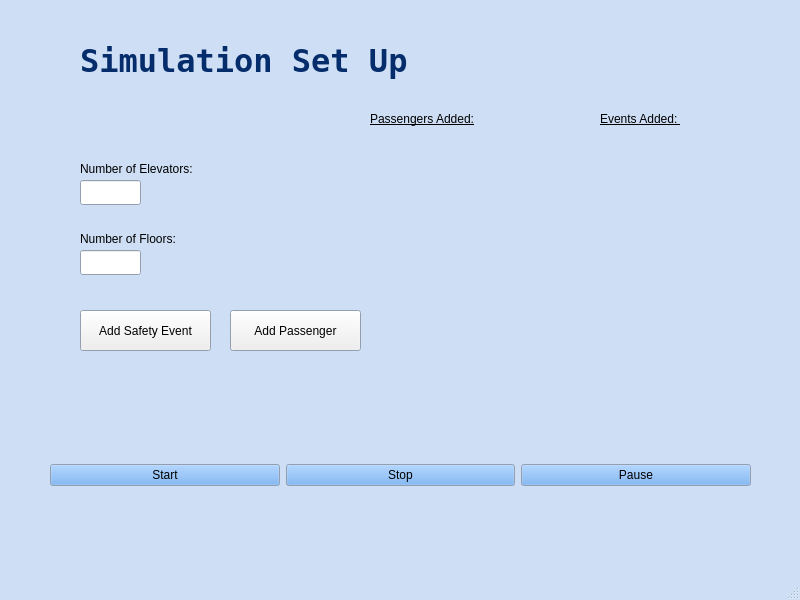
The window that mainwindow.ui (gracestewart3/COMP3004A3) describes before a commit, drawn with Qt 5.
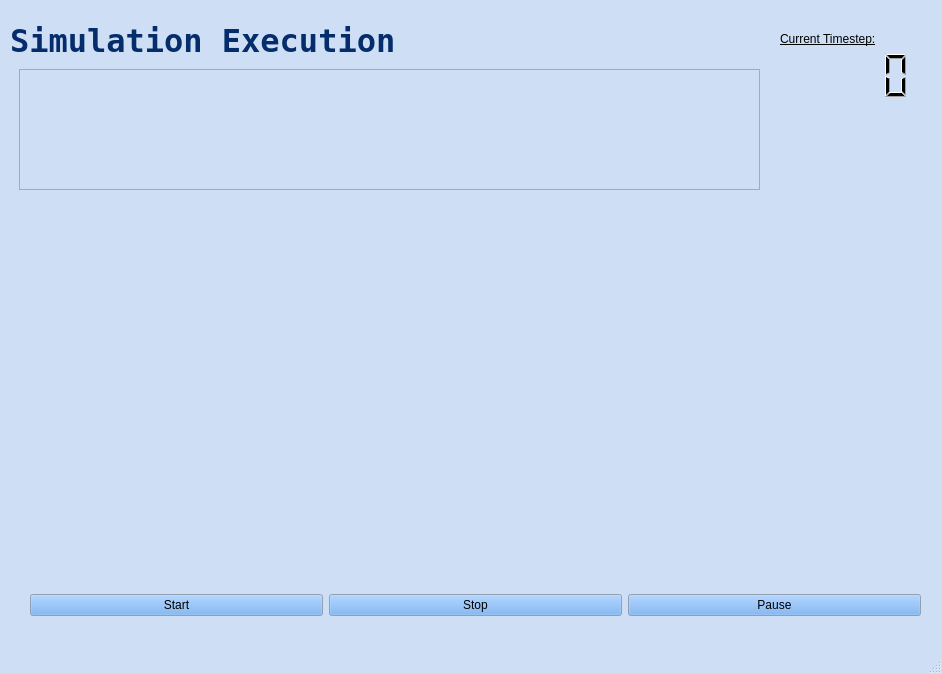
The same window after the commit.

```diff
--- a/mainwindow.ui
+++ b/mainwindow.ui
@@ -6,8 +6,8 @@
    <rect>
     <x>0</x>
     <y>0</y>
-    <width>800</width>
-    <height>600</height>
+    <width>942</width>
+    <height>674</height>
    </rect>
   </property>
   <property name="palette">
@@ -78,16 +78,471 @@
    <string>Elevator Simulation</string>
   </property>
   <widget class="QWidget" name="centralwidget">
-   <widget class="QWidget" name="horizontalLayoutWidget">
+   <widget class="QStackedWidget" name="main_stack">
     <property name="geometry">
      <rect>
-      <x>50</x>
-      <y>440</y>
-      <width>701</width>
+      <x>0</x>
+      <y>0</y>
+      <width>931</width>
+      <height>561</height>
+     </rect>
+    </property>
+    <property name="currentIndex">
+     <number>0</number>
+    </property>
+    <widget class="QWidget" name="execution">
+     <widget class="QLabel" name="label_4">
+      <property name="geometry">
+       <rect>
+        <x>10</x>
+        <y>10</y>
+        <width>421</width>
+        <height>61</height>
+       </rect>
+      </property>
+      <property name="palette">
+       <palette>
+        <active>
+         <colorrole role="WindowText">
+          <brush brushstyle="SolidPattern">
+           <color alpha="255">
+            <red>6</red>
+            <green>45</green>
+            <blue>107</blue>
+           </color>
+          </brush>
+         </colorrole>
+         <colorrole role="Text">
+          <brush brushstyle="SolidPattern">
+           <color alpha="255">
+            <red>0</red>
+            <green>0</green>
+            <blue>0</blue>
+           </color>
+          </brush>
+         </colorrole>
+         <colorrole role="PlaceholderText">
+          <brush brushstyle="SolidPattern">
+           <color alpha="128">
+            <red>6</red>
+            <green>45</green>
+            <blue>107</blue>
+           </color>
+          </brush>
+         </colorrole>
+        </active>
+        <inactive>
+         <colorrole role="WindowText">
+          <brush brushstyle="SolidPattern">
+           <color alpha="255">
+            <red>6</red>
+            <green>45</green>
+            <blue>107</blue>
+           </color>
+          </brush>
+         </colorrole>
+         <colorrole role="Text">
+          <brush brushstyle="SolidPattern">
+           <color alpha="255">
+            <red>0</red>
+            <green>0</green>
+            <blue>0</blue>
+           </color>
+          </brush>
+         </colorrole>
+         <colorrole role="PlaceholderText">
+          <brush brushstyle="SolidPattern">
+           <color alpha="128">
+            <red>6</red>
+            <green>45</green>
+            <blue>107</blue>
+           </color>
+          </brush>
+         </colorrole>
+        </inactive>
+        <disabled>
+         <colorrole role="WindowText">
+          <brush brushstyle="SolidPattern">
+           <color alpha="255">
+            <red>190</red>
+            <green>190</green>
+            <blue>190</blue>
+           </color>
+          </brush>
+         </colorrole>
+         <colorrole role="Text">
+          <brush brushstyle="SolidPattern">
+           <color alpha="255">
+            <red>190</red>
+            <green>190</green>
+            <blue>190</blue>
+           </color>
+          </brush>
+         </colorrole>
+         <colorrole role="PlaceholderText">
+          <brush brushstyle="SolidPattern">
+           <color alpha="128">
+            <red>0</red>
+            <green>0</green>
+            <blue>0</blue>
+           </color>
+          </brush>
+         </colorrole>
+        </disabled>
+       </palette>
+      </property>
+      <property name="font">
+       <font>
+        <family>DejaVu Sans Mono</family>
+        <pointsize>24</pointsize>
+        <weight>75</weight>
+        <bold>true</bold>
+       </font>
+      </property>
+      <property name="text">
+       <string>Simulation Execution</string>
+      </property>
+     </widget>
+     <widget class="QLCDNumber" name="timestep">
+      <property name="geometry">
+       <rect>
+        <x>780</x>
+        <y>50</y>
+        <width>131</width>
+        <height>51</height>
+       </rect>
+      </property>
+      <property name="lineWidth">
+       <number>0</number>
+      </property>
+      <property name="segmentStyle">
+       <enum>QLCDNumber::Filled</enum>
+      </property>
+     </widget>
+     <widget class="QLabel" name="label">
+      <property name="geometry">
+       <rect>
+        <x>780</x>
+        <y>30</y>
+        <width>121</width>
+        <height>17</height>
+       </rect>
+      </property>
+      <property name="font">
+       <font>
+        <underline>true</underline>
+       </font>
+      </property>
+      <property name="text">
+       <string>Current Timestep:</string>
+      </property>
+     </widget>
+     <widget class="QFrame" name="elevator_frame">
+      <property name="geometry">
+       <rect>
+        <x>19</x>
+        <y>69</y>
+        <width>741</width>
+        <height>121</height>
+       </rect>
+      </property>
+      <property name="frameShape">
+       <enum>QFrame::StyledPanel</enum>
+      </property>
+      <property name="frameShadow">
+       <enum>QFrame::Raised</enum>
+      </property>
+      <layout class="QHBoxLayout" name="horizontalLayout">
+       <item>
+        <spacer name="horizontalSpacer">
+         <property name="orientation">
+          <enum>Qt::Horizontal</enum>
+         </property>
+         <property name="sizeHint" stdset="0">
+          <size>
+           <width>40</width>
+           <height>20</height>
+          </size>
+         </property>
+        </spacer>
+       </item>
+      </layout>
+     </widget>
+    </widget>
+    <widget class="QWidget" name="set_up">
+     <property name="contextMenuPolicy">
+      <enum>Qt::NoContextMenu</enum>
+     </property>
+     <widget class="QLabel" name="events_added_label">
+      <property name="geometry">
+       <rect>
+        <x>610</x>
+        <y>180</y>
+        <width>141</width>
+        <height>17</height>
+       </rect>
+      </property>
+      <property name="font">
+       <font>
+        <underline>true</underline>
+       </font>
+      </property>
+      <property name="text">
+       <string>Events Added: </string>
+      </property>
+     </widget>
+     <widget class="QLabel" name="event_display">
+      <property name="geometry">
+       <rect>
+        <x>610</x>
+        <y>210</y>
+        <width>291</width>
+        <height>351</height>
+       </rect>
+      </property>
+      <property name="text">
+       <string/>
+      </property>
+      <property name="alignment">
+       <set>Qt::AlignLeading|Qt::AlignLeft|Qt::AlignTop</set>
+      </property>
+      <property name="wordWrap">
+       <bool>true</bool>
+      </property>
+     </widget>
+     <widget class="QLabel" name="passengers_added_label">
+      <property name="geometry">
+       <rect>
+        <x>300</x>
+        <y>180</y>
+        <width>141</width>
+        <height>17</height>
+       </rect>
+      </property>
+      <property name="font">
+       <font>
+        <underline>true</underline>
+       </font>
+      </property>
+      <property name="text">
+       <string>Passengers Added:</string>
+      </property>
+     </widget>
+     <widget class="QLabel" name="passenger_display">
+      <property name="geometry">
+       <rect>
+        <x>300</x>
+        <y>210</y>
+        <width>301</width>
+        <height>351</height>
+       </rect>
+      </property>
+      <property name="text">
+       <string/>
+      </property>
+      <property name="alignment">
+       <set>Qt::AlignLeading|Qt::AlignLeft|Qt::AlignTop</set>
+      </property>
+      <property name="wordWrap">
+       <bool>true</bool>
+      </property>
+     </widget>
+     <widget class="QLabel" name="label_3">
+      <property name="geometry">
+       <rect>
+        <x>10</x>
+        <y>10</y>
+        <width>371</width>
+        <height>61</height>
+       </rect>
+      </property>
+      <property name="palette">
+       <palette>
+        <active>
+         <colorrole role="WindowText">
+          <brush brushstyle="SolidPattern">
+           <color alpha="255">
+            <red>6</red>
+            <green>45</green>
+            <blue>107</blue>
+           </color>
+          </brush>
+         </colorrole>
+         <colorrole role="Text">
+          <brush brushstyle="SolidPattern">
+           <color alpha="255">
+            <red>0</red>
+            <green>0</green>
+            <blue>0</blue>
+           </color>
+          </brush>
+         </colorrole>
+         <colorrole role="PlaceholderText">
+          <brush brushstyle="SolidPattern">
+           <color alpha="128">
+            <red>6</red>
+            <green>45</green>
+            <blue>107</blue>
+           </color>
+          </brush>
+         </colorrole>
+        </active>
+        <inactive>
+         <colorrole role="WindowText">
+          <brush brushstyle="SolidPattern">
+           <color alpha="255">
+            <red>6</red>
+            <green>45</green>
+            <blue>107</blue>
+           </color>
+          </brush>
+         </colorrole>
+         <colorrole role="Text">
+          <brush brushstyle="SolidPattern">
+           <color alpha="255">
+            <red>0</red>
+            <green>0</green>
+            <blue>0</blue>
+           </color>
+          </brush>
+         </colorrole>
+         <colorrole role="PlaceholderText">
+          <brush brushstyle="SolidPattern">
+           <color alpha="128">
+            <red>6</red>
+            <green>45</green>
+            <blue>107</blue>
+           </color>
+          </brush>
+         </colorrole>
+        </inactive>
+        <disabled>
+         <colorrole role="WindowText">
+          <brush brushstyle="SolidPattern">
+           <color alpha="255">
+            <red>190</red>
+            <green>190</green>
+            <blue>190</blue>
+           </color>
+          </brush>
+         </colorrole>
+         <colorrole role="Text">
+          <brush brushstyle="SolidPattern">
+           <color alpha="255">
+            <red>190</red>
+            <green>190</green>
+            <blue>190</blue>
+           </color>
+          </brush>
+         </colorrole>
+         <colorrole role="PlaceholderText">
+          <brush brushstyle="SolidPattern">
+           <color alpha="128">
+            <red>0</red>
+            <green>0</green>
+            <blue>0</blue>
+           </color>
+          </brush>
+         </colorrole>
+        </disabled>
+       </palette>
+      </property>
+      <property name="font">
+       <font>
+        <family>DejaVu Sans Mono</family>
+        <pointsize>24</pointsize>
+        <weight>75</weight>
+        <bold>true</bold>
+       </font>
+      </property>
+      <property name="text">
+       <string>Simulation Set Up</string>
+      </property>
+     </widget>
+     <widget class="QPushButton" name="add_passenger">
+      <property name="geometry">
+       <rect>
+        <x>300</x>
+        <y>120</y>
+        <width>131</width>
+        <height>41</height>
+       </rect>
+      </property>
+      <property name="text">
+       <string>Add Passenger</string>
+      </property>
+     </widget>
+     <widget class="QLineEdit" name="num_elevators">
+      <property name="geometry">
+       <rect>
+        <x>20</x>
+        <y>130</y>
+        <width>141</width>
+        <height>25</height>
+       </rect>
+      </property>
+     </widget>
+     <widget class="QLabel" name="num_floors_label">
+      <property name="geometry">
+       <rect>
+        <x>20</x>
+        <y>180</y>
+        <width>131</width>
+        <height>17</height>
+       </rect>
+      </property>
+      <property name="text">
+       <string>Number of Floors:</string>
+      </property>
+     </widget>
+     <widget class="QLineEdit" name="num_floors">
+      <property name="geometry">
+       <rect>
+        <x>20</x>
+        <y>200</y>
+        <width>141</width>
+        <height>25</height>
+       </rect>
+      </property>
+     </widget>
+     <widget class="QPushButton" name="add_event">
+      <property name="geometry">
+       <rect>
+        <x>610</x>
+        <y>120</y>
+        <width>131</width>
+        <height>41</height>
+       </rect>
+      </property>
+      <property name="text">
+       <string>Add Safety Event</string>
+      </property>
+     </widget>
+     <widget class="QLabel" name="num_elevators_label">
+      <property name="geometry">
+       <rect>
+        <x>20</x>
+        <y>110</y>
+        <width>141</width>
+        <height>17</height>
+       </rect>
+      </property>
+      <property name="text">
+       <string>Number of Elevators:</string>
+      </property>
+     </widget>
+    </widget>
+   </widget>
+   <widget class="QWidget" name="horizontalLayoutWidget_2">
+    <property name="geometry">
+     <rect>
+      <x>30</x>
+      <y>570</y>
+      <width>891</width>
       <height>71</height>
      </rect>
     </property>
-    <layout class="QHBoxLayout" name="horizontalLayout">
+    <layout class="QHBoxLayout" name="horizontalLayout_2">
      <item>
       <widget class="QPushButton" name="start_btn">
        <property name="palette">
@@ -222,264 +677,6 @@
      </item>
     </layout>
    </widget>
-   <widget class="QLineEdit" name="num_elevators">
-    <property name="geometry">
-     <rect>
-      <x>80</x>
-      <y>180</y>
-      <width>61</width>
-      <height>25</height>
-     </rect>
-    </property>
-   </widget>
-   <widget class="QLabel" name="num_elevators_label">
-    <property name="geometry">
-     <rect>
-      <x>80</x>
-      <y>160</y>
-      <width>141</width>
-      <height>17</height>
-     </rect>
-    </property>
-    <property name="text">
-     <string>Number of Elevators:</string>
-    </property>
-   </widget>
-   <widget class="QLineEdit" name="num_floors">
-    <property name="geometry">
-     <rect>
-      <x>80</x>
-      <y>250</y>
-      <width>61</width>
-      <height>25</height>
-     </rect>
-    </property>
-   </widget>
-   <widget class="QLabel" name="num_floors_label">
-    <property name="geometry">
-     <rect>
-      <x>80</x>
-      <y>230</y>
-      <width>131</width>
-      <height>17</height>
-     </rect>
-    </property>
-    <property name="text">
-     <string>Number of Floors:</string>
-    </property>
-   </widget>
-   <widget class="QPushButton" name="add_event">
-    <property name="geometry">
-     <rect>
-      <x>80</x>
-      <y>310</y>
-      <width>131</width>
-      <height>41</height>
-     </rect>
-    </property>
-    <property name="text">
-     <string>Add Safety Event</string>
-    </property>
-   </widget>
-   <widget class="QPushButton" name="add_passenger">
-    <property name="geometry">
-     <rect>
-      <x>230</x>
-      <y>310</y>
-      <width>131</width>
-      <height>41</height>
-     </rect>
-    </property>
-    <property name="text">
-     <string>Add Passenger</string>
-    </property>
-   </widget>
-   <widget class="QLabel" name="label_3">
-    <property name="geometry">
-     <rect>
-      <x>80</x>
-      <y>30</y>
-      <width>371</width>
-      <height>61</height>
-     </rect>
-    </property>
-    <property name="palette">
-     <palette>
-      <active>
-       <colorrole role="WindowText">
-        <brush brushstyle="SolidPattern">
-         <color alpha="255">
-          <red>6</red>
-          <green>45</green>
-          <blue>107</blue>
-         </color>
-        </brush>
-       </colorrole>
-       <colorrole role="Text">
-        <brush brushstyle="SolidPattern">
-         <color alpha="255">
-          <red>0</red>
-          <green>0</green>
-          <blue>0</blue>
-         </color>
-        </brush>
-       </colorrole>
-       <colorrole role="PlaceholderText">
-        <brush brushstyle="SolidPattern">
-         <color alpha="128">
-          <red>6</red>
-          <green>45</green>
-          <blue>107</blue>
-         </color>
-        </brush>
-       </colorrole>
-      </active>
-      <inactive>
-       <colorrole role="WindowText">
-        <brush brushstyle="SolidPattern">
-         <color alpha="255">
-          <red>6</red>
-          <green>45</green>
-          <blue>107</blue>
-         </color>
-        </brush>
-       </colorrole>
-       <colorrole role="Text">
-        <brush brushstyle="SolidPattern">
-         <color alpha="255">
-          <red>0</red>
-          <green>0</green>
-          <blue>0</blue>
-         </color>
-        </brush>
-       </colorrole>
-       <colorrole role="PlaceholderText">
-        <brush brushstyle="SolidPattern">
-         <color alpha="128">
-          <red>6</red>
-          <green>45</green>
-          <blue>107</blue>
-         </color>
-        </brush>
-       </colorrole>
-      </inactive>
-      <disabled>
-       <colorrole role="WindowText">
-        <brush brushstyle="SolidPattern">
-         <color alpha="255">
-          <red>190</red>
-          <green>190</green>
-          <blue>190</blue>
-         </color>
-        </brush>
-       </colorrole>
-       <colorrole role="Text">
-        <brush brushstyle="SolidPattern">
-         <color alpha="255">
-          <red>190</red>
-          <green>190</green>
-          <blue>190</blue>
-         </color>
-        </brush>
-       </colorrole>
-       <colorrole role="PlaceholderText">
-        <brush brushstyle="SolidPattern">
-         <color alpha="128">
-          <red>0</red>
-          <green>0</green>
-          <blue>0</blue>
-         </color>
-        </brush>
-       </colorrole>
-      </disabled>
-     </palette>
-    </property>
-    <property name="font">
-     <font>
-      <family>DejaVu Sans Mono</family>
-      <pointsize>24</pointsize>
-      <weight>75</weight>
-      <bold>true</bold>
-     </font>
-    </property>
-    <property name="text">
-     <string>Simulation Set Up</string>
-    </property>
-   </widget>
-   <widget class="QLabel" name="label">
-    <property name="geometry">
-     <rect>
-      <x>370</x>
-      <y>110</y>
-      <width>141</width>
-      <height>17</height>
-     </rect>
-    </property>
-    <property name="font">
-     <font>
-      <underline>true</underline>
-     </font>
-    </property>
-    <property name="text">
-     <string>Passengers Added:</string>
-    </property>
-   </widget>
-   <widget class="QLabel" name="label_2">
-    <property name="geometry">
-     <rect>
-      <x>600</x>
-      <y>110</y>
-      <width>141</width>
-      <height>17</height>
-     </rect>
-    </property>
-    <property name="font">
-     <font>
-      <underline>true</underline>
-     </font>
-    </property>
-    <property name="text">
-     <string>Events Added: </string>
-    </property>
-   </widget>
-   <widget class="QLabel" name="passenger_display">
-    <property name="geometry">
-     <rect>
-      <x>370</x>
-      <y>130</y>
-      <width>221</width>
-      <height>221</height>
-     </rect>
-    </property>
-    <property name="text">
-     <string/>
-    </property>
-    <property name="alignment">
-     <set>Qt::AlignLeading|Qt::AlignLeft|Qt::AlignTop</set>
-    </property>
-    <property name="wordWrap">
-     <bool>true</bool>
-    </property>
-   </widget>
-   <widget class="QLabel" name="event_display">
-    <property name="geometry">
-     <rect>
-      <x>600</x>
-      <y>130</y>
-      <width>191</width>
-      <height>221</height>
-     </rect>
-    </property>
-    <property name="text">
-     <string/>
-    </property>
-    <property name="alignment">
-     <set>Qt::AlignLeading|Qt::AlignLeft|Qt::AlignTop</set>
-    </property>
-    <property name="wordWrap">
-     <bool>true</bool>
-    </property>
-   </widget>
   </widget>
   <widget class="QStatusBar" name="statusbar"/>
  </widget>
```
